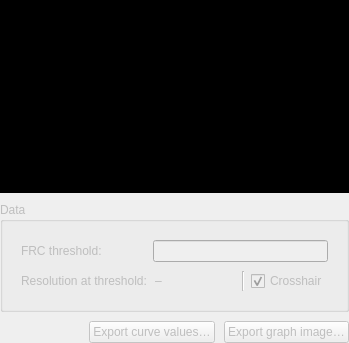
Old version of the form frcpredict/ui/output/frc/frc_results_w.ui in the repository Bodeeen/Resolution_prediction_software.
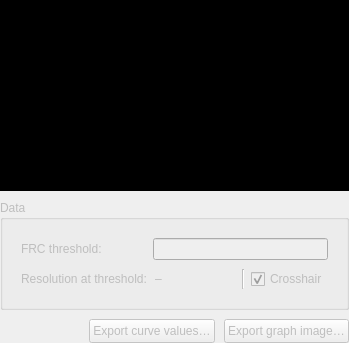
New version of the form. Custom widgets are drawn as their Qt base class.

```diff
--- a/frcpredict/ui/output/frc/frc_results_w.ui
+++ b/frcpredict/ui/output/frc/frc_results_w.ui
@@ -206,6 +206,12 @@
        <property name="enabled">
         <bool>false</bool>
        </property>
+       <property name="minimumSize">
+        <size>
+         <width>0</width>
+         <height>24</height>
+        </size>
+       </property>
        <property name="text">
         <string>Export curve values…</string>
        </property>
@@ -216,6 +222,12 @@
        <property name="enabled">
         <bool>false</bool>
        </property>
+       <property name="minimumSize">
+        <size>
+         <width>0</width>
+         <height>24</height>
+        </size>
+       </property>
        <property name="text">
         <string>Export graph image…</string>
        </property>
```
